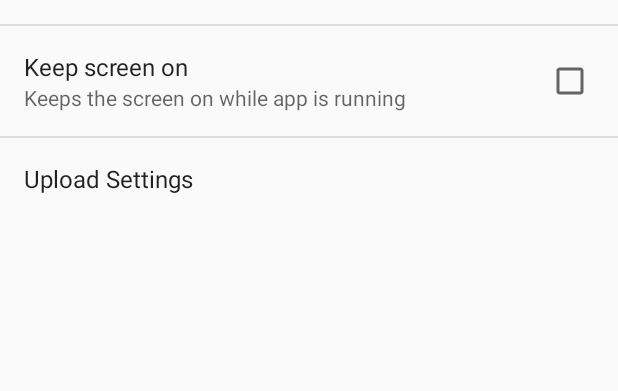
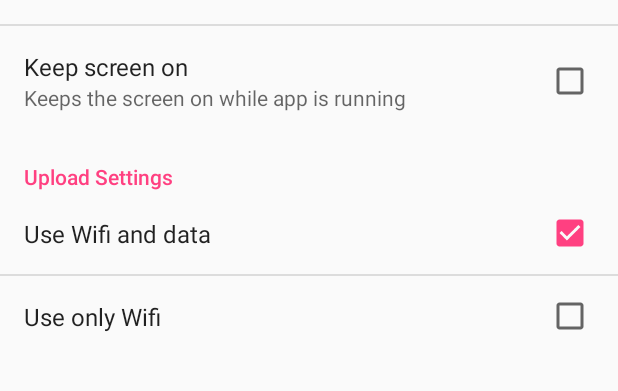
Before and after one commit to valmas/Logger, an Android app: the SettingsActivity screen opened directly, with no data from a screen before it, on a phone screen of 412 x 824 dp, the part 170-561 px from its top. Run offline under Robolectric (Android 15) with nearby library versions, the phone set to English and light mode, and no system bars.

```diff
--- a/app/src/main/java/com/ntua/ote/logger/utils/CommonUtils.java
+++ b/app/src/main/java/com/ntua/ote/logger/utils/CommonUtils.java
@@ -92,12 +92,12 @@ public class CommonUtils {
 
     public static boolean haveNetworkConnection(Context context) {
         SharedPreferences sharedPref = PreferenceManager.getDefaultSharedPreferences(context);
-        String uploadSetting = sharedPref.getString(SettingsActivity.KEY_PREF_UPLOAD, "0");
+        boolean uploadUsingData = sharedPref.getBoolean(SettingsActivity.KEY_PREF_UPLOAD_WIFI_DATA, true);
         ConnectivityManager conMan = (ConnectivityManager) context.getSystemService(Context.CONNECTIVITY_SERVICE);
         NetworkInfo netInfo = conMan.getActiveNetworkInfo();
         if (netInfo != null && netInfo.getTypeName().equalsIgnoreCase("WIFI")) {
             return true;
-        } else if (netInfo != null && netInfo.getTypeName().equalsIgnoreCase("MOBILE") && uploadSetting.equals("0")){
+        } else if (netInfo != null && netInfo.getTypeName().equalsIgnoreCase("MOBILE") && uploadUsingData){
             return true;
         }
         return false;
--- a/app/src/main/res/xml/preferences.xml
+++ b/app/src/main/res/xml/preferences.xml
@@ -13,11 +13,19 @@
         android:summary="@string/keepScreenOn_summary"
         android:defaultValue="false"/>
 
-    <ListPreference
-        android:title="@string/upload_settings"
-        android:key="pref_upload"
-        android:defaultValue="0"
-        android:entries="@array/uploadListValues"
-        android:entryValues="@array/uploadListKeys" />
+    <PreferenceCategory android:title="@string/upload_settings">
+
+        <CheckBoxPreference
+            android:key="pref_wifiData"
+            android:title="@string/use_wifi_data"
+            android:defaultValue="true"/>
+
+        <CheckBoxPreference
+            android:key="pref_wifi"
+            android:title="@string/use_wifi"
+            android:defaultValue="false"/>
+
+    </PreferenceCategory>
+
 
 </PreferenceScreen>
```
Also changed, not shown: app/src/main/java/com/ntua/ote/logger/SettingsActivity.java (+8 -8 lines).
